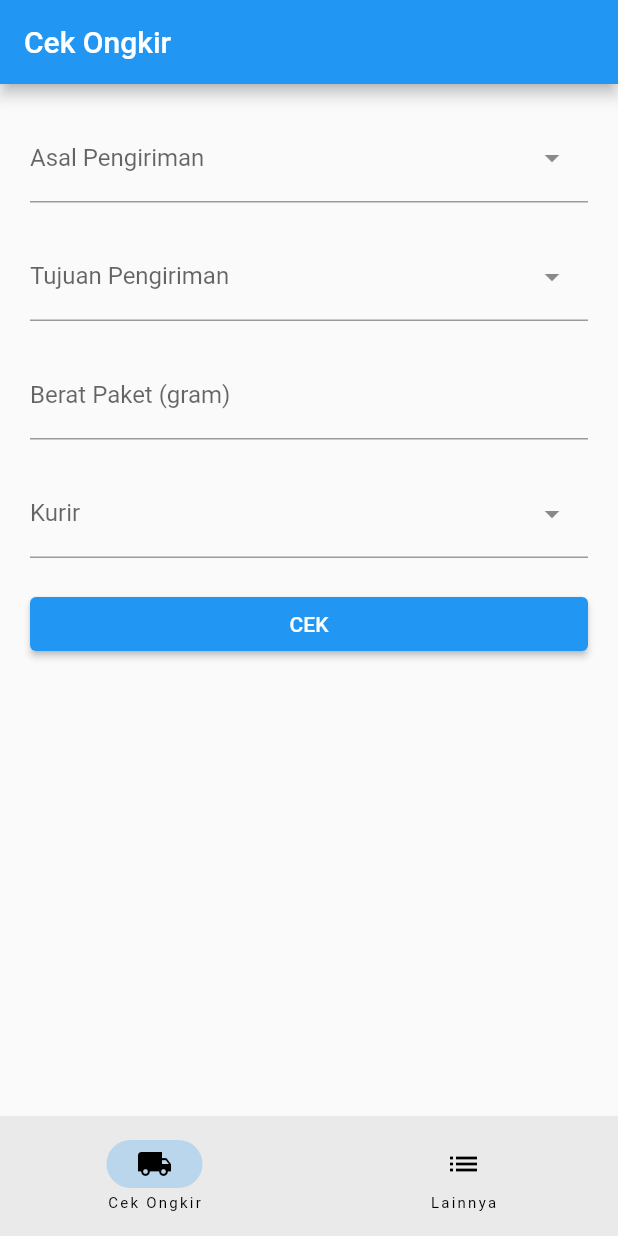
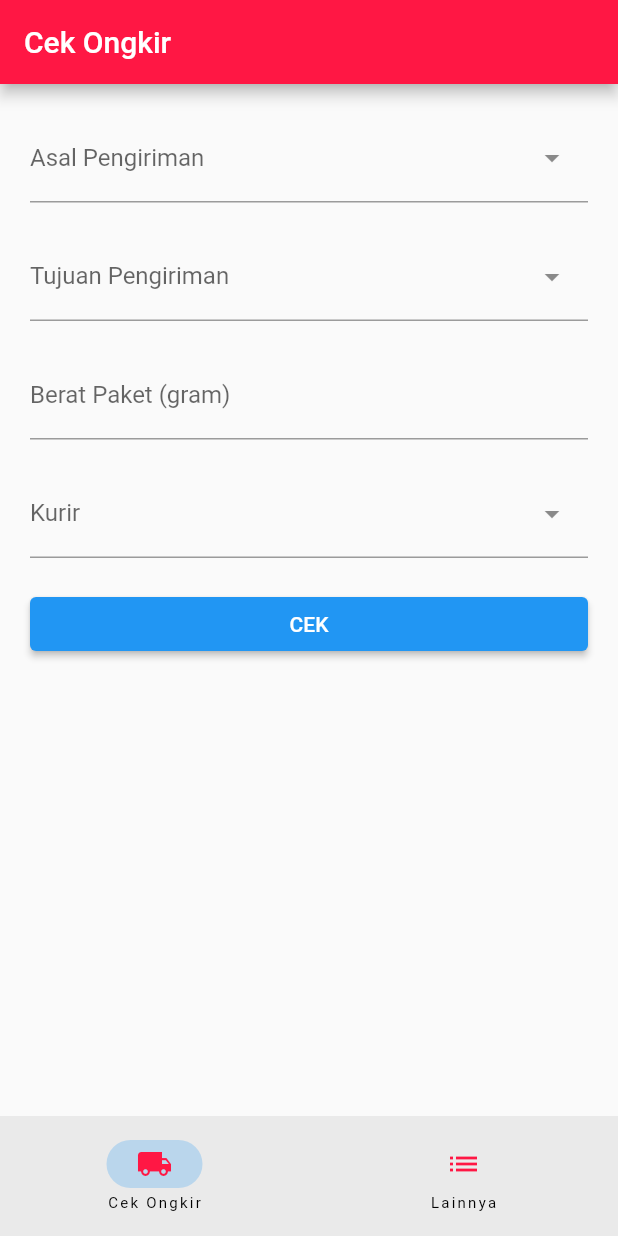
Before and after one commit to Valerie-0036/cekongkir, a Flutter app: the screen it shows after launch, on a phone screen of 412 x 824 dp. Run offline on Flutter 3.47's test engine with Material 2 defaults, Android fonts, the phone set to English and light mode, and no system bars; drawn by our look-alikes of dropdown_search.

Commit message:
change color

```diff
--- a/lib/main.dart
+++ b/lib/main.dart
@@ -53,6 +53,7 @@ class _MyAppState extends State<MyApp> {
 
           appBar: AppBar(
             title: Text("Cek Ongkir"),
+            backgroundColor: Color.fromRGBO(255, 23, 68, 1),
           ),
           bottomNavigationBar: NavigationBar(
         onDestinationSelected: (int index) {
@@ -63,11 +64,14 @@ class _MyAppState extends State<MyApp> {
         selectedIndex: currentPageIndex,
         destinations: const <Widget>[
           NavigationDestination(
-            icon: Icon(Icons.local_shipping),
+            icon: Icon(Icons.local_shipping,
+            color:Color.fromRGBO(255, 23, 68, 1),),
             label: 'Cek Ongkir',
           ),
           NavigationDestination(
-            icon: Icon(Icons.list),
+            icon: Icon(Icons.list,
+            color:Color.fromRGBO(255, 23, 68, 1),
+            ),
             label: 'Lainnya',
           ),
         ],
@@ -221,10 +225,22 @@ class _MyAppState extends State<MyApp> {
           ),
           // Lainnya
           Column(children: [
-            Text("Daftar Ekspedisi"),
-            Text("Hapus riwayat cek resi"),
-            Text("Bagikan Aplikasi"),
-
+            Container(
+    color: Color.fromRGBO(255, 23, 68, 1),
+    height: 150,
+  ),
+            Card(
+            child: ListTile(
+              leading: Icon(Icons.list),
+              title: Text('Daftar Ekspedisi'),
+            ),
+          ),
+            Card(
+            child: ListTile(
+              leading: Icon(Icons.mail),
+              title: Text('Kontak kami'),
+            ),
+          ),
           ],)
           ][currentPageIndex] ,
         );
```
